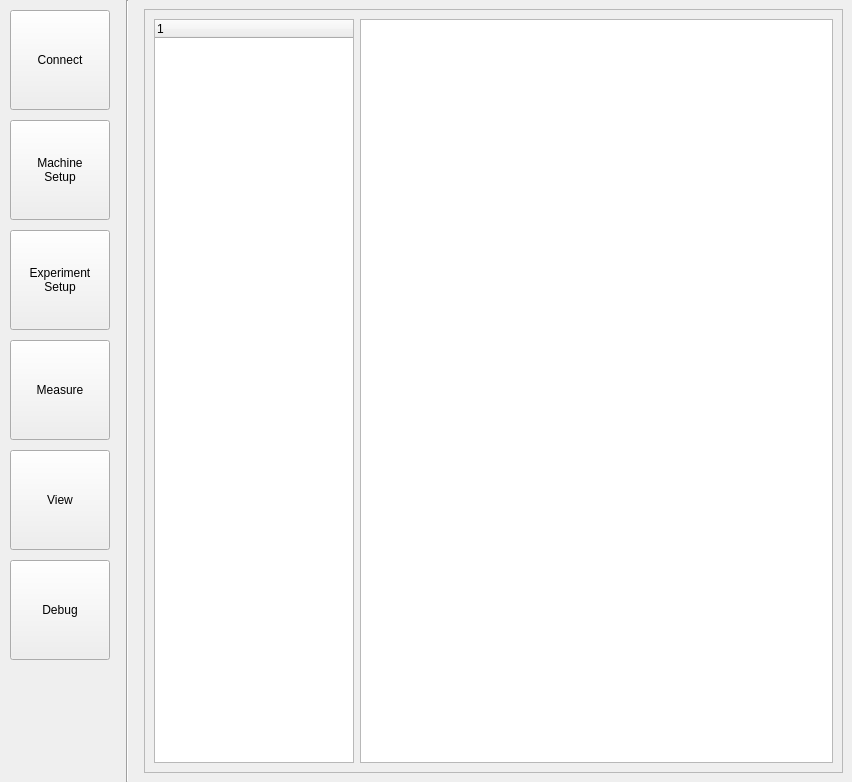
First picture: the form in src/main/resources/base/design.ui, repository OndrejPistora/thymos-loader, before the edit.
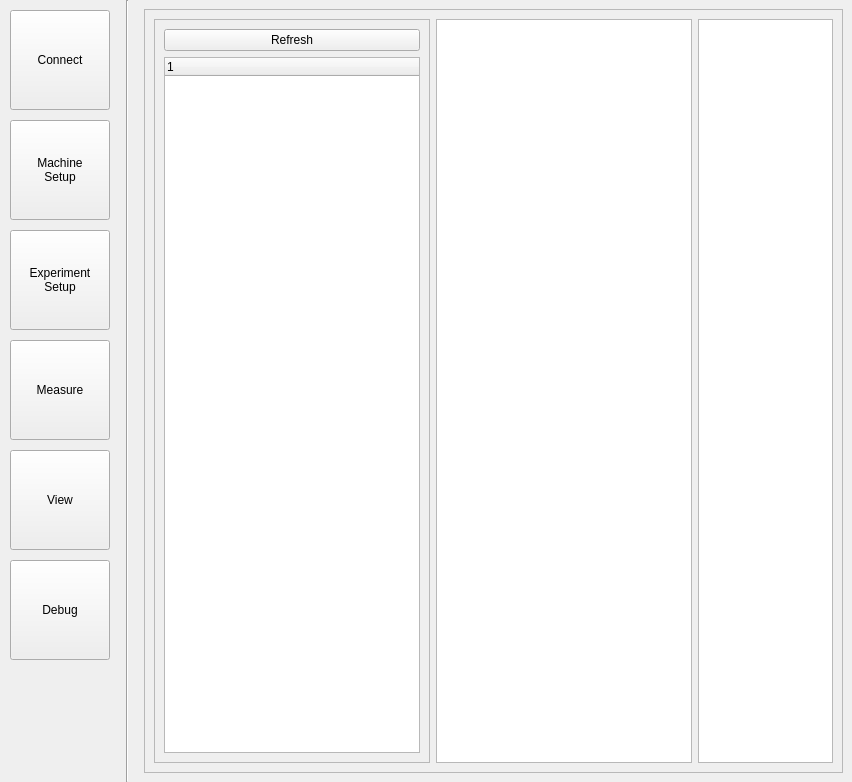
Second picture: the form after the edit. The open tabs and pages were chosen to show the change. Custom widgets are drawn as their Qt base class.

Commit message: implement tree view

Diff of the .ui file:
```diff
--- a/src/main/resources/base/design.ui
+++ b/src/main/resources/base/design.ui
@@ -1537,6 +1537,22 @@
              </property>
              <layout class="QHBoxLayout" name="horizontalLayout_16">
               <item>
+               <widget class="QFrame" name="frame_3">
+                <property name="frameShape">
+                 <enum>QFrame::StyledPanel</enum>
+                </property>
+                <property name="frameShadow">
+                 <enum>QFrame::Raised</enum>
+                </property>
+                <layout class="QVBoxLayout" name="verticalLayout_2">
+                 <item>
+                  <widget class="QPushButton" name="butRefreshTree">
+                   <property name="text">
+                    <string>Refresh</string>
+                   </property>
+                  </widget>
+                 </item>
+                 <item>
                <widget class="QTreeWidget" name="wfTree">
                 <property name="sizePolicy">
                  <sizepolicy hsizetype="Minimum" vsizetype="Expanding">
@@ -1556,6 +1572,12 @@
                  </property>
                 </column>
                </widget>
+                 </item>
+                </layout>
+               </widget>
+              </item>
+              <item>
+               <widget class="QTreeView" name="treeView"/>
               </item>
               <item>
                <widget class="PlotWidget" name="graphView">
```
Left out of the diff: 2 changed lines with no effect on the pictures. Lines whose indentation alone changed are shown as unchanged. The commit also changes 1 other file.
